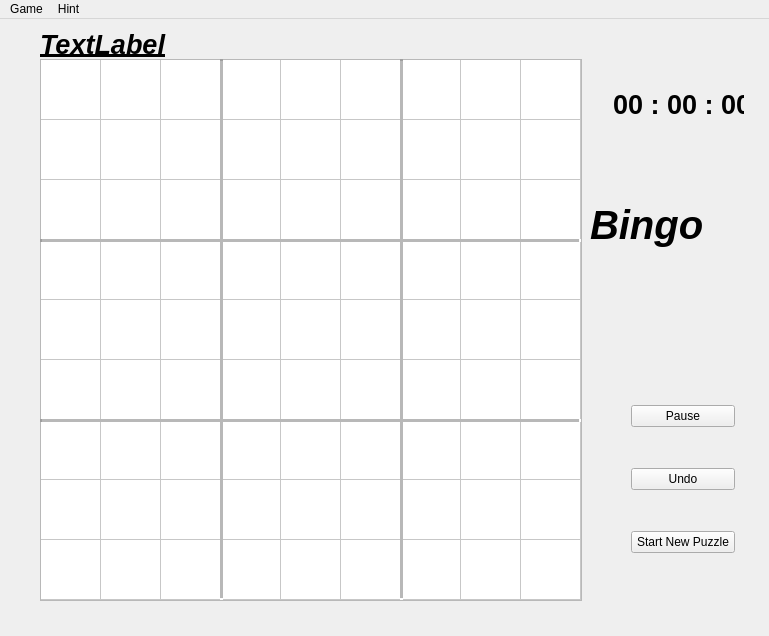
Above: mainwindow.ui from novayo/ncku_Cplus_assignment_project2 before the change. Below: the same form after it.
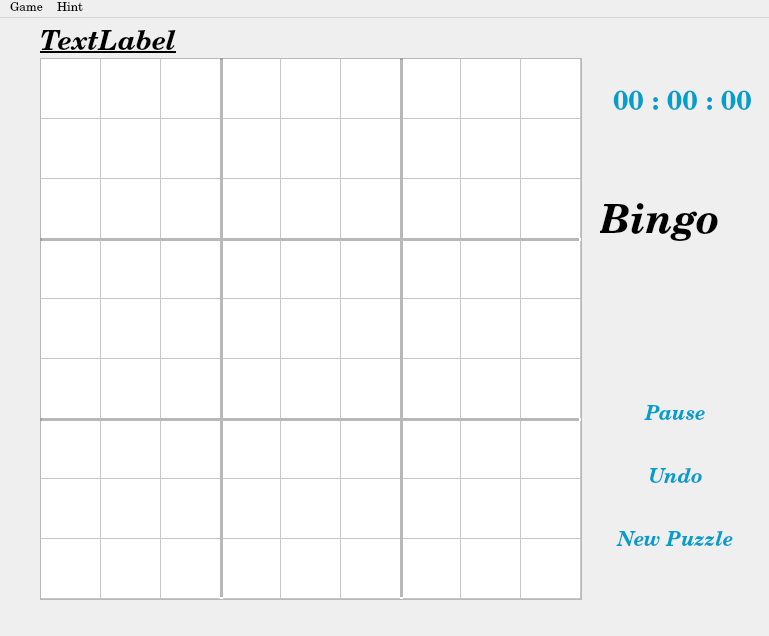
That is the form after the change. Icons and pictures are not drawn.

Patch:
```diff
--- a/mainwindow.ui
+++ b/mainwindow.ui
@@ -13,9 +13,21 @@
     <height>636</height>
    </rect>
   </property>
+  <property name="font">
+   <font>
+    <family>Century Schoolbook L</family>
+   </font>
+  </property>
   <property name="windowTitle">
    <string>NCKU_Project_2</string>
   </property>
+  <property name="windowIcon">
+   <iconset theme="fashion" resource="resources.qrc">
+    <normaloff>:/Resources/img/myGrade.png</normaloff>:/Resources/img/myGrade.png</iconset>
+  </property>
+  <property name="styleSheet">
+   <string notr="true"/>
+  </property>
   <widget class="QWidget" name="centralWidget">
    <widget class="QTableWidget" name="tableWidget">
     <property name="geometry">
@@ -87,6 +99,15 @@
      <property name="textAlignment">
       <set>AlignLeading|AlignVCenter</set>
      </property>
+     <property name="background">
+      <brush brushstyle="SolidPattern">
+       <color alpha="255">
+        <red>255</red>
+        <green>255</green>
+        <blue>255</blue>
+       </color>
+      </brush>
+     </property>
     </item>
     <item row="0" column="1">
      <property name="text">
@@ -95,6 +116,15 @@
      <property name="textAlignment">
       <set>AlignLeading|AlignVCenter</set>
      </property>
+     <property name="background">
+      <brush brushstyle="SolidPattern">
+       <color alpha="255">
+        <red>255</red>
+        <green>255</green>
+        <blue>255</blue>
+       </color>
+      </brush>
+     </property>
     </item>
     <item row="0" column="2">
      <property name="text">
@@ -103,17 +133,26 @@
      <property name="textAlignment">
       <set>AlignLeading|AlignVCenter</set>
      </property>
+     <property name="background">
+      <brush brushstyle="SolidPattern">
+       <color alpha="255">
+        <red>255</red>
+        <green>255</green>
+        <blue>255</blue>
+       </color>
+      </brush>
+     </property>
     </item>
     <item row="0" column="3">
      <property name="text">
       <string/>
      </property>
      <property name="background">
-      <brush brushstyle="NoBrush">
+      <brush brushstyle="SolidPattern">
        <color alpha="255">
-        <red>211</red>
-        <green>215</green>
-        <blue>207</blue>
+        <red>255</red>
+        <green>255</green>
+        <blue>255</blue>
        </color>
       </brush>
      </property>
@@ -123,11 +162,11 @@
       <string/>
      </property>
      <property name="background">
-      <brush brushstyle="NoBrush">
+      <brush brushstyle="SolidPattern">
        <color alpha="255">
-        <red>211</red>
-        <green>215</green>
-        <blue>207</blue>
+        <red>255</red>
+        <green>255</green>
+        <blue>255</blue>
        </color>
       </brush>
      </property>
@@ -137,11 +176,11 @@
       <string/>
      </property>
      <property name="background">
-      <brush brushstyle="NoBrush">
+      <brush brushstyle="SolidPattern">
        <color alpha="255">
-        <red>211</red>
-        <green>215</green>
-        <blue>207</blue>
+        <red>255</red>
+        <green>255</green>
+        <blue>255</blue>
        </color>
       </brush>
      </property>
@@ -150,42 +189,96 @@
      <property name="text">
       <string/>
      </property>
+     <property name="background">
+      <brush brushstyle="SolidPattern">
+       <color alpha="255">
+        <red>255</red>
+        <green>255</green>
+        <blue>255</blue>
+       </color>
+      </brush>
+     </property>
     </item>
     <item row="0" column="7">
      <property name="text">
       <string/>
      </property>
+     <property name="background">
+      <brush brushstyle="SolidPattern">
+       <color alpha="255">
+        <red>255</red>
+        <green>255</green>
+        <blue>255</blue>
+       </color>
+      </brush>
+     </property>
     </item>
     <item row="0" column="8">
      <property name="text">
       <string/>
      </property>
+     <property name="background">
+      <brush brushstyle="SolidPattern">
+       <color alpha="255">
+        <red>255</red>
+        <green>255</green>
+        <blue>255</blue>
+       </color>
+      </brush>
+     </property>
     </item>
     <item row="1" column="0">
      <property name="text">
       <string/>
      </property>
+     <property name="background">
+      <brush brushstyle="SolidPattern">
+       <color alpha="255">
+        <red>255</red>
+        <green>255</green>
+        <blue>255</blue>
+       </color>
+      </brush>
+     </property>
     </item>
     <item row="1" column="1">
      <property name="text">
       <string/>
      </property>
+     <property name="background">
+      <brush brushstyle="SolidPattern">
+       <color alpha="255">
+        <red>255</red>
+        <green>255</green>
+        <blue>255</blue>
+       </color>
+      </brush>
+     </property>
     </item>
     <item row="1" column="2">
      <property name="text">
       <string/>
      </property>
+     <property name="background">
+      <brush brushstyle="SolidPattern">
+       <color alpha="255">
+        <red>255</red>
+        <green>255</green>
+        <blue>255</blue>
+       </color>
+      </brush>
+     </property>
     </item>
     <item row="1" column="3">
      <property name="text">
       <string/>
      </property>
      <property name="background">
-      <brush brushstyle="NoBrush">
+      <brush brushstyle="SolidPattern">
        <color alpha="255">
-        <red>211</red>
-        <green>215</green>
-        <blue>207</blue>
+        <red>255</red>
+        <green>255</green>
+        <blue>255</blue>
        </color>
       </brush>
      </property>
@@ -195,11 +288,11 @@
       <string/>
      </property>
      <property name="background">
-      <brush brushstyle="NoBrush">
+      <brush brushstyle="SolidPattern">
        <color alpha="255">
-        <red>211</red>
-        <green>215</green>
-        <blue>207</blue>
+        <red>255</red>
+        <green>255</green>
+        <blue>255</blue>
        </color>
       </brush>
      </property>
@@ -209,11 +302,11 @@
       <string/>
      </property>
      <property name="background">
-      <brush brushstyle="NoBrush">
+      <brush brushstyle="SolidPattern">
        <color alpha="255">
-        <red>211</red>
-        <green>215</green>
-        <blue>207</blue>
+        <red>255</red>
+        <green>255</green>
+        <blue>255</blue>
        </color>
       </brush>
      </property>
@@ -222,42 +315,96 @@
      <property name="text">
       <string/>
      </property>
+     <property name="background">
+      <brush brushstyle="SolidPattern">
+       <color alpha="255">
+        <red>255</red>
+        <green>255</green>
+        <blue>255</blue>
+       </color>
+      </brush>
+     </property>
     </item>
     <item row="1" column="7">
      <property name="text">
       <string/>
      </property>
+     <property name="background">
+      <brush brushstyle="SolidPattern">
+       <color alpha="255">
+        <red>255</red>
+        <green>255</green>
+        <blue>255</blue>
+       </color>
+      </brush>
+     </property>
     </item>
     <item row="1" column="8">
      <property name="text">
       <string/>
      </property>
+     <property name="background">
+      <brush brushstyle="SolidPattern">
+       <color alpha="255">
+        <red>255</red>
+        <green>255</green>
+        <blue>255</blue>
+       </color>
+      </brush>
+     </property>
     </item>
     <item row="2" column="0">
      <property name="text">
       <string/>
      </property>
+     <property name="background">
+      <brush brushstyle="SolidPattern">
+       <color alpha="255">
+        <red>255</red>
+        <green>255</green>
+        <blue>255</blue>
+       </color>
+      </brush>
+     </property>
     </item>
     <item row="2" column="1">
      <property name="text">
       <string/>
      </property>
+     <property name="background">
+      <brush brushstyle="SolidPattern">
+       <color alpha="255">
+        <red>255</red>
+        <green>255</green>
+        <blue>255</blue>
+       </color>
+      </brush>
+     </property>
     </item>
     <item row="2" column="2">
      <property name="text">
       <string/>
      </property>
+     <property name="background">
+      <brush brushstyle="SolidPattern">
+       <color alpha="255">
+        <red>255</red>
+        <green>255</green>
+        <blue>255</blue>
+       </color>
+      </brush>
+     </property>
     </item>
     <item row="2" column="3">
      <property name="text">
       <string/>
      </property>
      <property name="background">
-      <brush brushstyle="NoBrush">
+      <brush brushstyle="SolidPattern">
        <color alpha="255">
-        <red>211</red>
-        <green>215</green>
-        <blue>207</blue>
+        <red>255</red>
+        <green>255</green>
+        <blue>255</blue>
        </color>
       </brush>
      </property>
@@ -267,11 +414,11 @@
       <string/>
      </property>
      <property name="background">
-      <brush brushstyle="NoBrush">
+      <brush brushstyle="SolidPattern">
        <color alpha="255">
-        <red>211</red>
-        <green>215</green>
-        <blue>207</blue>
+        <red>255</red>
+        <green>255</green>
+        <blue>255</blue>
        </color>
       </brush>
      </property>
@@ -281,11 +428,11 @@
       <string/>
      </property>
      <property name="background">
-      <brush brushstyle="NoBrush">
+      <brush brushstyle="SolidPattern">
        <color alpha="255">
-        <red>211</red>
-        <green>215</green>
-        <blue>207</blue>
+        <red>255</red>
+        <green>255</green>
+        <blue>255</blue>
        </color>
       </brush>
      </property>
@@ -294,27 +441,54 @@
      <property name="text">
       <string/>
      </property>
+     <property name="background">
+      <brush brushstyle="SolidPattern">
+       <color alpha="255">
+        <red>255</red>
+        <green>255</green>
+        <blue>255</blue>
+       </color>
+      </brush>
+     </property>
     </item>
     <item row="2" column="7">
      <property name="text">
       <string/>
      </property>
+     <property name="background">
+      <brush brushstyle="SolidPattern">
+       <color alpha="255">
+        <red>255</red>
+        <green>255</green>
+        <blue>255</blue>
+       </color>
+      </brush>
+     </property>
     </item>
     <item row="2" column="8">
      <property name="text">
       <string/>
      </property>
+     <property name="background">
+      <brush brushstyle="SolidPattern">
+       <color alpha="255">
+        <red>255</red>
+        <green>255</green>
+        <blue>255</blue>
+       </color>
+      </brush>
+     </property>
     </item>
     <item row="3" column="0">
      <property name="text">
       <string/>
      </property>
      <property name="background">
-      <brush brushstyle="NoBrush">
+      <brush brushstyle="SolidPattern">
        <color alpha="255">
-        <red>211</red>
-        <green>215</green>
-        <blue>207</blue>
+        <red>255</red>
+        <green>255</green>
+        <blue>255</blue>
        </color>
       </brush>
      </property>
@@ -324,11 +498,11 @@
       <string/>
      </property>
      <property name="background">
-      <brush brushstyle="NoBrush">
+      <brush brushstyle="SolidPattern">
        <color alpha="255">
-        <red>211</red>
-        <green>215</green>
-        <blue>207</blue>
+        <red>255</red>
+        <green>255</green>
+        <blue>255</blue>
        </color>
       </brush>
      </property>
@@ -338,11 +512,11 @@
       <string/>
      </property>
      <property name="background">
-      <brush brushstyle="NoBrush">
+      <brush brushstyle="SolidPattern">
        <color alpha="255">
-        <red>211</red>
-        <green>215</green>
-        <blue>207</blue>
+        <red>255</red>
+        <green>255</green>
+        <blue>255</blue>
        </color>
       </brush>
      </property>
@@ -351,27 +525,54 @@
      <property name="text">
       <string/>
      </property>
+     <property name="background">
+      <brush brushstyle="SolidPattern">
+       <color alpha="255">
+        <red>255</red>
+        <green>255</green>
+        <blue>255</blue>
+       </color>
+      </brush>
+     </property>
     </item>
     <item row="3" column="4">
      <property name="text">
       <string/>
      </property>
+     <property name="background">
+      <brush brushstyle="SolidPattern">
+       <color alpha="255">
+        <red>255</red>
+        <green>255</green>
+        <blue>255</blue>
+       </color>
+      </brush>
+     </property>
     </item>
     <item row="3" column="5">
      <property name="text">
       <string/>
      </property>
+     <property name="background">
+      <brush brushstyle="SolidPattern">
+       <color alpha="255">
+        <red>255</red>
+        <green>255</green>
+        <blue>255</blue>
+       </color>
+      </brush>
+     </property>
     </item>
     <item row="3" column="6">
      <property name="text">
       <string/>
      </property>
      <property name="background">
-      <brush brushstyle="NoBrush">
+      <brush brushstyle="SolidPattern">
        <color alpha="255">
-        <red>211</red>
-        <green>215</green>
-        <blue>207</blue>
+        <red>255</red>
+        <green>255</green>
+        <blue>255</blue>
        </color>
       </brush>
      </property>
@@ -381,11 +582,11 @@
       <string/>
      </property>
      <property name="background">
-      <brush brushstyle="NoBrush">
+      <brush brushstyle="SolidPattern">
        <color alpha="255">
-        <red>211</red>
-        <green>215</green>
-        <blue>207</blue>
+        <red>255</red>
+        <green>255</green>
+        <blue>255</blue>
        </color>
       </brush>
      </property>
@@ -395,11 +596,11 @@
       <string/>
      </property>
      <property name="background">
-      <brush brushstyle="NoBrush">
+      <brush brushstyle="SolidPattern">
        <color alpha="255">
-        <red>211</red>
-        <green>215</green>
-        <blue>207</blue>
+        <red>255</red>
+        <green>255</green>
+        <blue>255</blue>
        </color>
       </brush>
      </property>
@@ -409,11 +610,11 @@
       <string/>
      </property>
      <property name="background">
-      <brush brushstyle="NoBrush">
+      <brush brushstyle="SolidPattern">
        <color alpha="255">
-        <red>211</red>
-        <green>215</green>
-        <blue>207</blue>
+        <red>255</red>
+        <green>255</green>
+        <blue>255</blue>
        </color>
       </brush>
      </property>
@@ -423,11 +624,11 @@
       <string/>
      </property>
      <property name="background">
-      <brush brushstyle="NoBrush">
+      <brush brushstyle="SolidPattern">
        <color alpha="255">
-        <red>211</red>
-        <green>215</green>
-        <blue>207</blue>
+        <red>255</red>
+        <green>255</green>
+        <blue>255</blue>
        </color>
       </brush>
      </property>
@@ -437,11 +638,11 @@
       <string/>
      </property>
      <property name="background">
-      <brush brushstyle="NoBrush">
+      <brush brushstyle="SolidPattern">
        <color alpha="255">
-        <red>211</red>
-        <green>215</green>
-        <blue>207</blue>
+        <red>255</red>
+        <green>255</green>
+        <blue>255</blue>
        </color>
       </brush>
      </property>
@@ -450,27 +651,54 @@
      <property name="text">
       <string/>
      </property>
+     <property name="background">
+      <brush brushstyle="SolidPattern">
+       <color alpha="255">
+        <red>255</red>
+        <green>255</green>
+        <blue>255</blue>
+       </color>
+      </brush>
+     </property>
     </item>
     <item row="4" column="4">
      <property name="text">
       <string/>
      </property>
+     <property name="background">
+      <brush brushstyle="SolidPattern">
+       <color alpha="255">
+        <red>255</red>
+        <green>255</green>
+        <blue>255</blue>
+       </color>
+      </brush>
+     </property>
     </item>
     <item row="4" column="5">
      <property name="text">
       <string/>
      </property>
+     <property name="background">
+      <brush brushstyle="SolidPattern">
+       <color alpha="255">
+        <red>255</red>
+        <green>255</green>
+        <blue>255</blue>
+       </color>
+      </brush>
+     </property>
     </item>
     <item row="4" column="6">
      <property name="text">
       <string/>
      </property>
      <property name="background">
-      <brush brushstyle="NoBrush">
+      <brush brushstyle="SolidPattern">
        <color alpha="255">
-        <red>211</red>
-        <green>215</green>
-        <blue>207</blue>
+        <red>255</red>
+        <green>255</green>
+        <blue>255</blue>
        </color>
       </brush>
      </property>
@@ -480,11 +708,11 @@
       <string/>
      </property>
      <property name="background">
-      <brush brushstyle="NoBrush">
+      <brush brushstyle="SolidPattern">
        <color alpha="255">
-        <red>211</red>
-        <green>215</green>
-        <blue>207</blue>
+        <red>255</red>
+        <green>255</green>
+        <blue>255</blue>
        </color>
       </brush>
      </property>
@@ -494,11 +722,11 @@
       <string/>
      </property>
      <property name="background">
-      <brush brushstyle="NoBrush">
+      <brush brushstyle="SolidPattern">
        <color alpha="255">
-        <red>211</red>
-        <green>215</green>
-        <blue>207</blue>
+        <red>255</red>
+        <green>255</green>
+        <blue>255</blue>
        </color>
       </brush>
      </property>
@@ -508,11 +736,11 @@
       <string/>
      </property>
      <property name="background">
-      <brush brushstyle="NoBrush">
+      <brush brushstyle="SolidPattern">
        <color alpha="255">
-        <red>211</red>
-        <green>215</green>
-        <blue>207</blue>
+        <red>255</red>
+        <green>255</green>
+        <blue>255</blue>
        </color>
       </brush>
      </property>
@@ -522,11 +750,11 @@
       <string/>
      </property>
      <property name="background">
-      <brush brushstyle="NoBrush">
+      <brush brushstyle="SolidPattern">
        <color alpha="255">
-        <red>211</red>
-        <green>215</green>
-        <blue>207</blue>
+        <red>255</red>
+        <green>255</green>
+        <blue>255</blue>
        </color>
       </brush>
      </property>
@@ -536,11 +764,11 @@
       <string/>
      </property>
      <property name="background">
-      <brush brushstyle="NoBrush">
+      <brush brushstyle="SolidPattern">
        <color alpha="255">
-        <red>211</red>
-        <green>215</green>
-        <blue>207</blue>
+        <red>255</red>
+        <green>255</green>
+        <blue>255</blue>
        </color>
       </brush>
      </property>
@@ -549,27 +777,54 @@
      <property name="text">
       <string/>
      </property>
+     <property name="background">
+      <brush brushstyle="SolidPattern">
+       <color alpha="255">
+        <red>255</red>
+        <green>255</green>
+        <blue>255</blue>
+       </color>
+      </brush>
+     </property>
     </item>
     <item row="5" column="4">
      <property name="text">
       <string/>
      </property>
+     <property name="background">
+      <brush brushstyle="SolidPattern">
+       <color alpha="255">
+        <red>255</red>
+        <green>255</green>
+        <blue>255</blue>
+       </color>
+      </brush>
+     </property>
     </item>
     <item row="5" column="5">
      <property name="text">
       <string/>
      </property>
+     <property name="background">
+      <brush brushstyle="SolidPattern">
+       <color alpha="255">
+        <red>255</red>
+        <green>255</green>
+        <blue>255</blue>
+       </color>
+      </brush>
+     </property>
     </item>
     <item row="5" column="6">
      <property name="text">
       <string/>
      </property>
      <property name="background">
-      <brush brushstyle="NoBrush">
+      <brush brushstyle="SolidPattern">
        <color alpha="255">
-        <red>211</red>
-        <green>215</green>
-        <blue>207</blue>
+        <red>255</red>
+        <green>255</green>
+        <blue>255</blue>
        </color>
       </brush>
      </property>
@@ -579,11 +834,11 @@
       <string/>
      </property>
      <property name="background">
-      <brush brushstyle="NoBrush">
+      <brush brushstyle="SolidPattern">
        <color alpha="255">
-        <red>211</red>
-        <green>215</green>
-        <blue>207</blue>
+        <red>255</red>
+        <green>255</green>
+        <blue>255</blue>
        </color>
       </brush>
      </property>
@@ -593,11 +848,11 @@
       <string/>
      </property>
      <property name="background">
-      <brush brushstyle="NoBrush">
+      <brush brushstyle="SolidPattern">
        <color alpha="255">
-        <red>211</red>
-        <green>215</green>
-        <blue>207</blue>
+        <red>255</red>
+        <green>255</green>
+        <blue>255</blue>
        </color>
       </brush>
      </property>
@@ -606,27 +861,54 @@
      <property name="text">
       <string/>
      </property>
+     <property name="background">
+      <brush brushstyle="SolidPattern">
+       <color alpha="255">
+        <red>255</red>
+        <green>255</green>
+        <blue>255</blue>
+       </color>
+      </brush>
+     </property>
     </item>
     <item row="6" column="1">
      <property name="text">
       <string/>
      </property>
+     <property name="background">
+      <brush brushstyle="SolidPattern">
+       <color alpha="255">
+        <red>255</red>
+        <green>255</green>
+        <blue>255</blue>
+       </color>
+      </brush>
+     </property>
     </item>
     <item row="6" column="2">
      <property name="text">
       <string/>
      </property>
+     <property name="background">
+      <brush brushstyle="SolidPattern">
+       <color alpha="255">
+        <red>255</red>
+        <green>255</green>
+        <blue>255</blue>
+       </color>
+      </brush>
+     </property>
     </item>
     <item row="6" column="3">
      <property name="text">
       <string/>
      </property>
      <property name="background">
-      <brush brushstyle="NoBrush">
+      <brush brushstyle="SolidPattern">
        <color alpha="255">
-        <red>211</red>
-        <green>215</green>
-        <blue>207</blue>
+        <red>255</red>
+        <green>255</green>
+        <blue>255</blue>
        </color>
       </brush>
      </property>
@@ -636,11 +918,11 @@
       <string/>
      </property>
      <property name="background">
-      <brush brushstyle="NoBrush">
+      <brush brushstyle="SolidPattern">
        <color alpha="255">
-        <red>211</red>
-        <green>215</green>
-        <blue>207</blue>
+        <red>255</red>
+        <green>255</green>
+        <blue>255</blue>
        </color>
       </brush>
      </property>
@@ -650,11 +932,11 @@
       <string/>
      </property>
      <property name="background">
-      <brush brushstyle="NoBrush">
+      <brush brushstyle="SolidPattern">
        <color alpha="255">
-        <red>211</red>
-        <green>215</green>
-        <blue>207</blue>
+        <red>255</red>
+        <green>255</green>
+        <blue>255</blue>
        </color>
       </brush>
      </property>
@@ -663,42 +945,96 @@
      <property name="text">
       <string/>
      </property>
+     <property name="background">
+      <brush brushstyle="SolidPattern">
+       <color alpha="255">
+        <red>255</red>
+        <green>255</green>
+        <blue>255</blue>
+       </color>
+      </brush>
+     </property>
     </item>
     <item row="6" column="7">
      <property name="text">
       <string/>
      </property>
+     <property name="background">
+      <brush brushstyle="SolidPattern">
+       <color alpha="255">
+        <red>255</red>
+        <green>255</green>
+        <blue>255</blue>
+       </color>
+      </brush>
+     </property>
     </item>
     <item row="6" column="8">
      <property name="text">
       <string/>
      </property>
+     <property name="background">
+      <brush brushstyle="SolidPattern">
+       <color alpha="255">
+        <red>255</red>
+        <green>255</green>
+        <blue>255</blue>
+       </color>
+      </brush>
+     </property>
     </item>
     <item row="7" column="0">
      <property name="text">
       <string/>
      </property>
+     <property name="background">
+      <brush brushstyle="SolidPattern">
+       <color alpha="255">
+        <red>255</red>
+        <green>255</green>
+        <blue>255</blue>
+       </color>
+      </brush>
+     </property>
     </item>
     <item row="7" column="1">
      <property name="text">
       <string/>
      </property>
+     <property name="background">
+      <brush brushstyle="SolidPattern">
+       <color alpha="255">
+        <red>255</red>
+        <green>255</green>
+        <blue>255</blue>
+       </color>
+      </brush>
+     </property>
     </item>
     <item row="7" column="2">
      <property name="text">
       <string/>
      </property>
+     <property name="background">
+      <brush brushstyle="SolidPattern">
+       <color alpha="255">
+        <red>255</red>
+        <green>255</green>
+        <blue>255</blue>
+       </color>
+      </brush>
+     </property>
     </item>
     <item row="7" column="3">
      <property name="text">
       <string/>
      </property>
      <property name="background">
-      <brush brushstyle="NoBrush">
+      <brush brushstyle="SolidPattern">
        <color alpha="255">
-        <red>211</red>
-        <green>215</green>
-        <blue>207</blue>
+        <red>255</red>
+        <green>255</green>
+        <blue>255</blue>
        </color>
       </brush>
      </property>
@@ -708,11 +1044,11 @@
       <string/>
      </property>
      <property name="background">
-      <brush brushstyle="NoBrush">
+      <brush brushstyle="SolidPattern">
        <color alpha="255">
-        <red>211</red>
-        <green>215</green>
-        <blue>207</blue>
+        <red>255</red>
+        <green>255</green>
+        <blue>255</blue>
        </color>
       </brush>
      </property>
@@ -722,11 +1058,11 @@
       <string/>
      </property>
      <property name="background">
-      <brush brushstyle="NoBrush">
+      <brush brushstyle="SolidPattern">
        <color alpha="255">
-        <red>211</red>
-        <green>215</green>
-        <blue>207</blue>
+        <red>255</red>
+        <green>255</green>
+        <blue>255</blue>
        </color>
       </brush>
      </property>
@@ -735,42 +1071,96 @@
      <property name="text">
       <string/>
      </property>
+     <property name="background">
+      <brush brushstyle="SolidPattern">
+       <color alpha="255">
+        <red>255</red>
+        <green>255</green>
+        <blue>255</blue>
+       </color>
+      </brush>
+     </property>
     </item>
     <item row="7" column="7">
      <property name="text">
       <string/>
      </property>
+     <property name="background">
+      <brush brushstyle="SolidPattern">
+       <color alpha="255">
+        <red>255</red>
+        <green>255</green>
+        <blue>255</blue>
+       </color>
+      </brush>
+     </property>
     </item>
     <item row="7" column="8">
      <property name="text">
       <string/>
      </property>
+     <property name="background">
+      <brush brushstyle="SolidPattern">
+       <color alpha="255">
+        <red>255</red>
+        <green>255</green>
+        <blue>255</blue>
+       </color>
+      </brush>
+     </property>
     </item>
     <item row="8" column="0">
      <property name="text">
       <string/>
      </property>
+     <property name="background">
+      <brush brushstyle="SolidPattern">
+       <color alpha="255">
+        <red>255</red>
+        <green>255</green>
+        <blue>255</blue>
+       </color>
+      </brush>
+     </property>
     </item>
     <item row="8" column="1">
      <property name="text">
       <string/>
      </property>
+     <property name="background">
+      <brush brushstyle="SolidPattern">
+       <color alpha="255">
+        <red>255</red>
+        <green>255</green>
+        <blue>255</blue>
+       </color>
+      </brush>
+     </property>
     </item>
     <item row="8" column="2">
      <property name="text">
       <string/>
      </property>
+     <property name="background">
+      <brush brushstyle="SolidPattern">
+       <color alpha="255">
+        <red>255</red>
+        <green>255</green>
+        <blue>255</blue>
+       </color>
+      </brush>
+     </property>
     </item>
     <item row="8" column="3">
      <property name="text">
       <string/>
      </property>
      <property name="background">
-      <brush brushstyle="NoBrush">
+      <brush brushstyle="SolidPattern">
        <color alpha="255">
-        <red>211</red>
-        <green>215</green>
-        <blue>207</blue>
+        <red>255</red>
+        <green>255</green>
+        <blue>255</blue>
        </color>
       </brush>
      </property>
@@ -780,11 +1170,11 @@
       <string/>
      </property>
      <property name="background">
-      <brush brushstyle="NoBrush">
+      <brush brushstyle="SolidPattern">
        <color alpha="255">
-        <red>211</red>
-        <green>215</green>
-        <blue>207</blue>
+        <red>255</red>
+        <green>255</green>
+        <blue>255</blue>
        </color>
       </brush>
      </property>
@@ -794,11 +1184,11 @@
       <string/>
      </property>
      <property name="background">
-      <brush brushstyle="NoBrush">
+      <brush brushstyle="SolidPattern">
        <color alpha="255">
-        <red>211</red>
-        <green>215</green>
-        <blue>207</blue>
+        <red>255</red>
+        <green>255</green>
+        <blue>255</blue>
        </color>
       </brush>
      </property>
@@ -807,16 +1197,43 @@
      <property name="text">
       <string/>
      </property>
+     <property name="background">
+      <brush brushstyle="SolidPattern">
+       <color alpha="255">
+        <red>255</red>
+        <green>255</green>
+        <blue>255</blue>
+       </color>
+      </brush>
+     </property>
     </item>
     <item row="8" column="7">
      <property name="text">
       <string/>
      </property>
+     <property name="background">
+      <brush brushstyle="SolidPattern">
+       <color alpha="255">
+        <red>255</red>
+        <green>255</green>
+        <blue>255</blue>
+       </color>
+      </brush>
+     </property>
     </item>
     <item row="8" column="8">
      <property name="text">
       <string/>
      </property>
+     <property name="background">
+      <brush brushstyle="SolidPattern">
+       <color alpha="255">
+        <red>255</red>
+        <green>255</green>
+        <blue>255</blue>
+       </color>
+      </brush>
+     </property>
     </item>
    </widget>
    <widget class="QLabel" name="Clock">
@@ -824,17 +1241,29 @@
      <rect>
       <x>613</x>
       <y>40</y>
-      <width>131</width>
+      <width>141</width>
       <height>91</height>
      </rect>
     </property>
     <property name="font">
      <font>
+      <family>Century Schoolbook L</family>
       <pointsize>20</pointsize>
       <weight>75</weight>
       <bold>true</bold>
      </font>
     </property>
+    <property name="styleSheet">
+     <string notr="true">#Clock
+{
+background-color: transparent;
+background: none;
+border: none;
+background-repeat: none;
+color: rgb(0,159,204);
+}
+</string>
+    </property>
     <property name="text">
      <string>00 : 00 : 00</string>
     </property>
@@ -942,18 +1371,41 @@
    <widget class="QWidget" name="layoutWidget">
     <property name="geometry">
      <rect>
-      <x>620</x>
+      <x>600</x>
       <y>340</y>
-      <width>126</width>
+      <width>151</width>
       <height>241</height>
      </rect>
     </property>
     <layout class="QVBoxLayout" name="verticalLayout">
      <item>
       <widget class="QPushButton" name="pause">
+       <property name="font">
+        <font>
+         <family>Century Schoolbook L</family>
+         <pointsize>15</pointsize>
+         <weight>75</weight>
+         <italic>true</italic>
+         <bold>true</bold>
+        </font>
+       </property>
        <property name="autoFillBackground">
         <bool>false</bool>
        </property>
+       <property name="styleSheet">
+        <string notr="true">#pause
+{
+background-color: transparent;
+background: none;
+border: none;
+background-repeat: none;
+color: rgb(0,159,204);
+}
+#pause:pressed
+{
+	color: rgb(255,255,255);
+}</string>
+       </property>
        <property name="text">
         <string>Pause</string>
        </property>
@@ -961,6 +1413,29 @@
      </item>
      <item>
       <widget class="QPushButton" name="Undo">
+       <property name="font">
+        <font>
+         <family>Century Schoolbook L</family>
+         <pointsize>15</pointsize>
+         <weight>75</weight>
+         <italic>true</italic>
+         <bold>true</bold>
+        </font>
+       </property>
+       <property name="styleSheet">
+        <string notr="true">#Undo
+{
+background-color: transparent;
+background: none;
+border: none;
+background-repeat: none;
+color: rgb(0,159,204);
+}
+#Undo:pressed
+{
+	color: rgb(255,255,255);
+}</string>
+       </property>
        <property name="text">
         <string>Undo</string>
        </property>
@@ -968,8 +1443,31 @@
      </item>
      <item>
       <widget class="QPushButton" name="NewPuzzle">
+       <property name="font">
+        <font>
+         <family>Century Schoolbook L</family>
+         <pointsize>15</pointsize>
+         <weight>75</weight>
+         <italic>true</italic>
+         <bold>true</bold>
+        </font>
+       </property>
+       <property name="styleSheet">
+        <string notr="true">#NewPuzzle
+{
+background-color: transparent;
+background: none;
+border: none;
+background-repeat: none;
+color: rgb(0,159,204);
+}
+#NewPuzzle:pressed
+{
+	color: rgb(255,255,255);
+}</string>
+       </property>
        <property name="text">
-        <string>Start New Puzzle</string>
+        <string>New Puzzle</string>
        </property>
       </widget>
      </item>
@@ -978,7 +1476,7 @@
    <widget class="QLabel" name="resultLabel">
     <property name="geometry">
      <rect>
-      <x>590</x>
+      <x>600</x>
       <y>160</y>
       <width>191</width>
       <height>91</height>
@@ -1025,7 +1523,7 @@
      <x>0</x>
      <y>0</y>
      <width>769</width>
-     <height>22</height>
+     <height>25</height>
     </rect>
    </property>
    <widget class="QMenu" name="menuUser">
```
Left out of the diff: 10 changed lines with no effect on the pictures.
